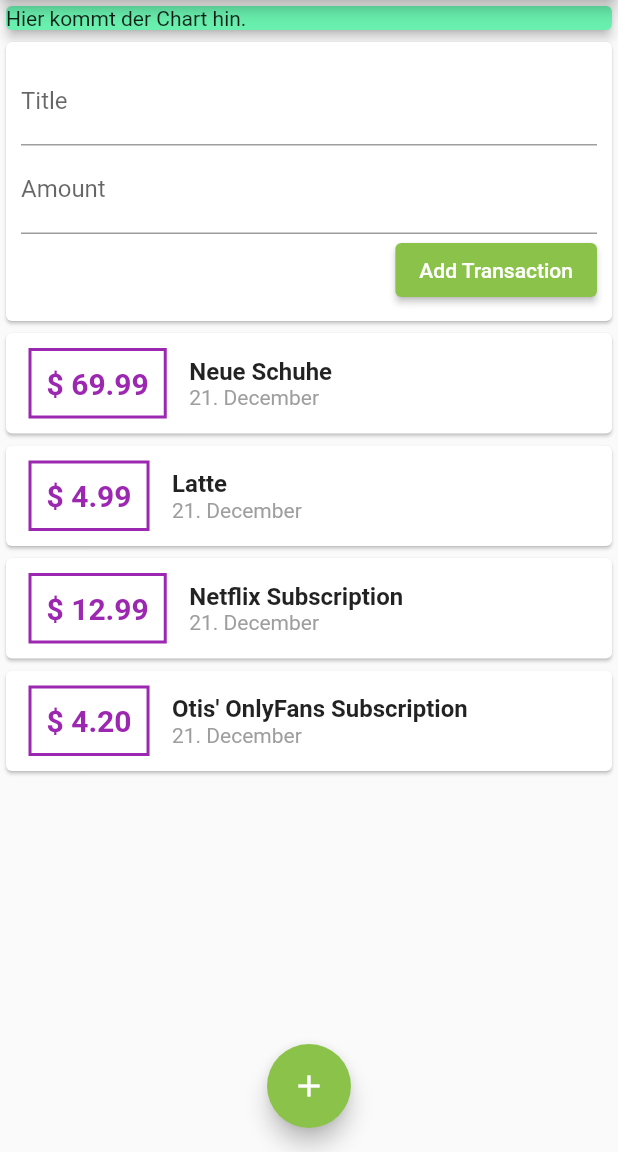
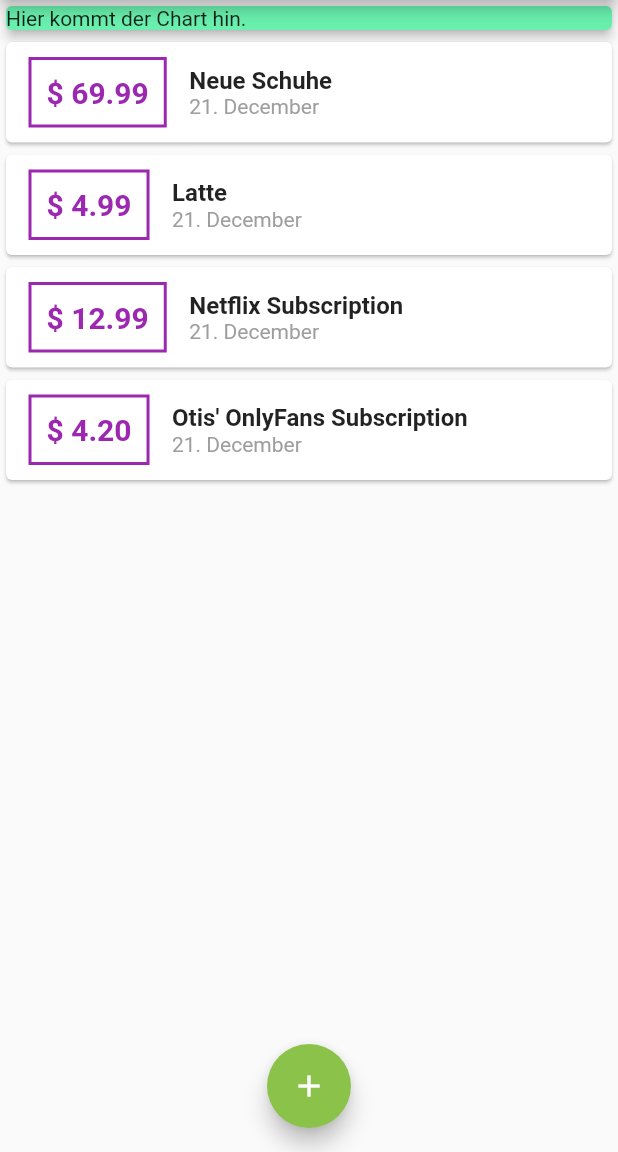
Before and after one commit to NightmindOfficial/fl_budget, a Flutter app: the screen it shows after launch, on a phone screen of 412 x 824 dp, the part 84-1236 px from its top. Run offline on Flutter 3.47's test engine with Material 2 defaults, Android fonts, the phone set to English and light mode, and no system bars.

Commit message:
Video 89

```diff
--- a/lib/main.dart
+++ b/lib/main.dart
@@ -1,6 +1,9 @@
 // ignore_for_file: prefer_const_constructors
-import 'package:fl_budget/widgets/user_transactions.dart';
+import 'package:fl_budget/widgets/new_transaction.dart';
+import 'package:fl_budget/widgets/transaction_list.dart';
 import 'package:flutter/material.dart';
+
+import 'models/transaction.dart';
 
 void main() => runApp(MyApp());
 
@@ -14,7 +17,65 @@ class MyApp extends StatelessWidget {
   }
 }
 
-class MyHomePage extends StatelessWidget {
+class MyHomePage extends StatefulWidget {
+  @override
+  State<MyHomePage> createState() => _MyHomePageState();
+}
+
+class _MyHomePageState extends State<MyHomePage> {
+  final List<Transaction> _userTransactions = [
+    Transaction(
+      id: 't1',
+      title: 'Neue Schuhe',
+      amount: 69.99,
+      date: DateTime.now(),
+    ),
+    Transaction(
+      id: 't2',
+      title: 'Latte',
+      amount: 4.99,
+      date: DateTime.now(),
+    ),
+    Transaction(
+      id: 't3',
+      title: 'Netflix Subscription',
+      amount: 12.99,
+      date: DateTime.now(),
+    ),
+    Transaction(
+      id: 't4',
+      title: 'Otis\' OnlyFans Subscription',
+      amount: 4.20,
+      date: DateTime.now(),
+    ),
+  ];
+
+  void _addNewTransactionToList(
+      String transactionTitle, double transactionAmount) {
+    final tBATransaction = Transaction(
+      title: transactionTitle,
+      amount: transactionAmount,
+      date: DateTime.now(),
+      id: DateTime.now().toString(),
+    );
+
+    setState(() {
+      _userTransactions.add(tBATransaction);
+    });
+  }
+
+  void _startAddNewTransaction(BuildContext ctx) {
+    showModalBottomSheet(
+        context: ctx,
+        builder: (_) {
+          return GestureDetector(
+            child: NewTransaction(_addNewTransactionToList),
+            behavior: HitTestBehavior.opaque,
+            onTap: () {},
+          );
+        });
+  }
+
   @override
   Widget build(BuildContext context) {
     return Scaffold(
@@ -27,7 +88,7 @@ class MyHomePage extends StatelessWidget {
         ),
         actions: [
           IconButton(
-            onPressed: () {},
+            onPressed: () => _startAddNewTransaction(context),
             icon: Icon(Icons.add),
           ),
         ],
@@ -45,13 +106,13 @@ class MyHomePage extends StatelessWidget {
                 elevation: 3,
               ),
             ),
-            UserTransactions(),
+            TransactionList(_userTransactions),
           ],
         ),
       ),
       floatingActionButtonLocation: FloatingActionButtonLocation.centerFloat,
       floatingActionButton: FloatingActionButton(
-        onPressed: () {},
+        onPressed: () => _startAddNewTransaction(context),
         child: Icon(Icons.add),
         backgroundColor: Colors.lightGreen,
       ),
--- a/lib/widgets/user_transactions.dart
+++ /dev/null
@@ -1,64 +0,0 @@
-import 'package:fl_budget/widgets/transaction_list.dart';
-import 'new_transaction.dart';
-import '../models/transaction.dart';
-import 'package:flutter/material.dart';
-
-class UserTransactions extends StatefulWidget {
-  const UserTransactions({Key? key}) : super(key: key);
-
-  @override
-  _UserTransactionsState createState() => _UserTransactionsState();
-}
-
-class _UserTransactionsState extends State<UserTransactions> {
-  final List<Transaction> _userTransactions = [
-    Transaction(
-      id: 't1',
-      title: 'Neue Schuhe',
-      amount: 69.99,
-      date: DateTime.now(),
-    ),
-    Transaction(
-      id: 't2',
-      title: 'Latte',
-      amount: 4.99,
-      date: DateTime.now(),
-    ),
-    Transaction(
-      id: 't3',
-      title: 'Netflix Subscription',
-      amount: 12.99,
-      date: DateTime.now(),
-    ),
-    Transaction(
-      id: 't4',
-      title: 'Otis\' OnlyFans Subscription',
-      amount: 4.20,
-      date: DateTime.now(),
-    ),
-  ];
-
-  void _addNewTransactionToList(
-      String transactionTitle, double transactionAmount) {
-    final tBATransaction = Transaction(
-      title: transactionTitle,
-      amount: transactionAmount,
-      date: DateTime.now(),
-      id: DateTime.now().toString(),
-    );
-
-    setState(() {
-      _userTransactions.add(tBATransaction);
-    });
-  }
-
-  @override
-  Widget build(BuildContext context) {
-    return Column(
-      children: [
-        NewTransaction(_addNewTransactionToList),
-        TransactionList(_userTransactions),
-      ],
-    );
-  }
-}
```
